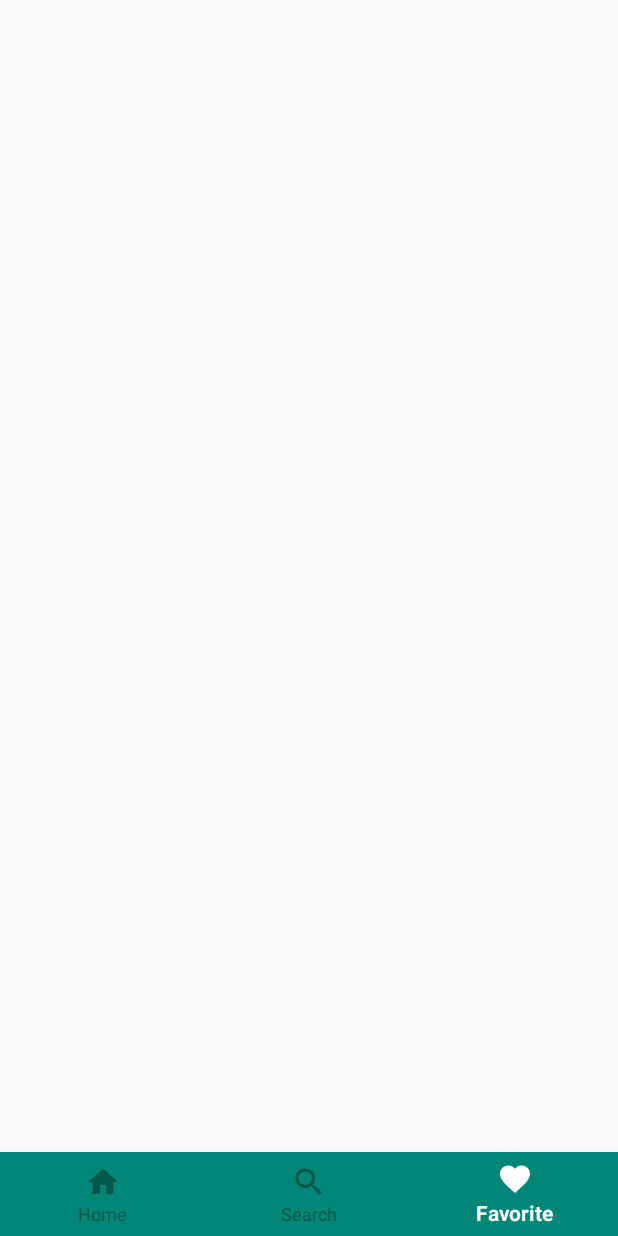
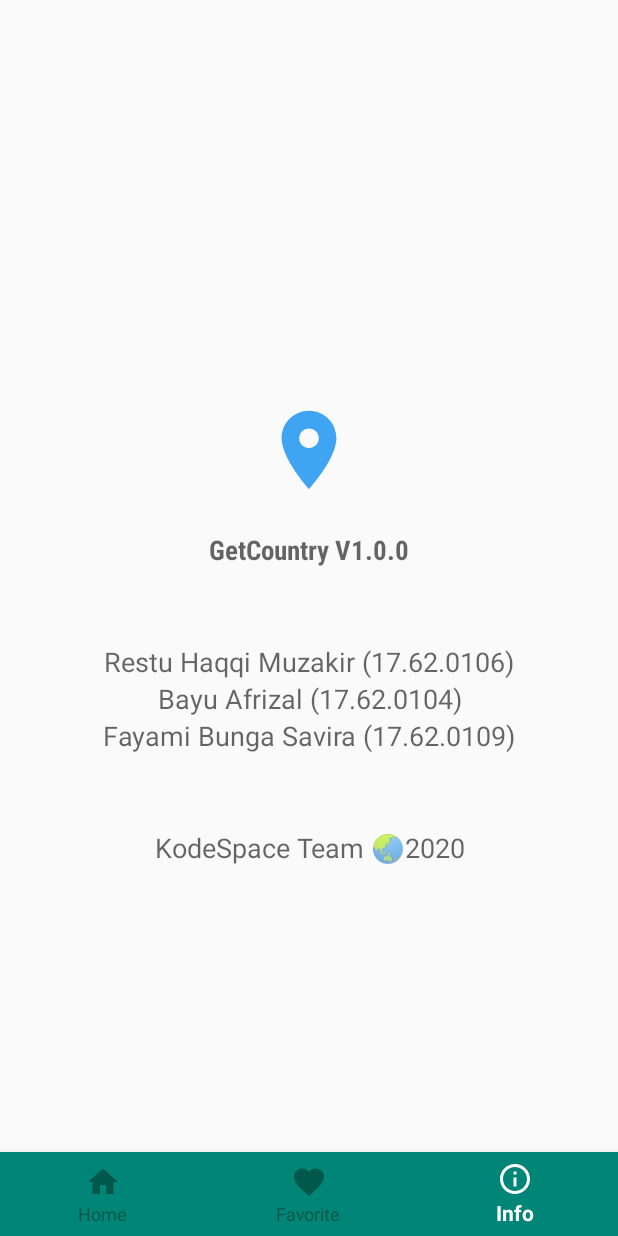
Before and after one commit to restuhaqza/getcountry, an Android app: the screen it shows after launch (MainActivity), item 3 of the bottom bar chosen, on a phone screen of 412 x 824 dp. Run offline under Robolectric (Android 15) with nearby library versions, the phone set to English and light mode, and no system bars; libraries missing offline, so code that uses them is left out: com.loopj.android, cz.msebera.android; pictures from the network do not load; 2 statements that could not run were skipped.

Commit message:
add info page

```diff
--- /dev/null
+++ b/app/src/main/java/dev/restuhaqza/country/InfoFragment.java
@@ -0,0 +1,31 @@
+package dev.restuhaqza.country;
+
+import android.content.Context;
+import android.net.Uri;
+import android.os.Bundle;
+
+import androidx.annotation.NonNull;
+import androidx.annotation.Nullable;
+import androidx.fragment.app.Fragment;
+
+import android.view.LayoutInflater;
+import android.view.View;
+import android.view.ViewGroup;
+
+
+/**
+ * A simple {@link Fragment} subclass.
+ * Activities that contain this fragment must implement the
+ * {@link InfoFragment.OnFragmentInteractionListener} interface
+ * to handle interaction events.
+ * Use the {@link InfoFragment#newInstance} factory method to
+ * create an instance of this fragment.
+ */
+public class InfoFragment extends Fragment {
+    @Nullable
+    @Override
+    public View onCreateView(@NonNull LayoutInflater inflater, @Nullable ViewGroup container, @Nullable Bundle savedInstanceState) {
+        View view = inflater.inflate(R.layout.fragment_info, container, false);
+        return view;
+    }
+}
--- a/app/src/main/java/dev/restuhaqza/country/MainActivity.java
+++ b/app/src/main/java/dev/restuhaqza/country/MainActivity.java
@@ -46,15 +46,12 @@ public class MainActivity extends AppCompatActivity implements BottomNavigationV
             case R.id.home_menu:
                 fragment = new HomeFragment();
                 break;
-//            case R.id.search_menu:
-//                fragment = new SearchFragment();
-//                break;
             case R.id.favorite_menu:
                 fragment = new FavoriteFragment();
                 break;
-//            case R.id.account_menu:
-//                fragment = new AccountFragment();
-//                break;
+            case R.id.info_menu:
+                fragment = new InfoFragment();
+                break;
         }
         return loadFragment(fragment);
     }
--- /dev/null
+++ b/app/src/main/res/drawable/ic_arrow_back.xml
@@ -0,0 +1,5 @@
+<vector android:height="24dp" android:tint="#FFFFFF"
+    android:viewportHeight="24.0" android:viewportWidth="24.0"
+    android:width="24dp" xmlns:android="http://schemas.android.com/apk/res/android">
+    <path android:fillColor="#FF000000" android:pathData="M20,11H7.83l5.59,-5.59L12,4l-8,8 8,8 1.41,-1.41L7.83,13H20v-2z"/>
+</vector>
--- /dev/null
+++ b/app/src/main/res/drawable/ic_info.xml
@@ -0,0 +1,5 @@
+<vector android:height="24dp" android:tint="#FFFFFF"
+    android:viewportHeight="24.0" android:viewportWidth="24.0"
+    android:width="24dp" xmlns:android="http://schemas.android.com/apk/res/android">
+    <path android:fillColor="#FF000000" android:pathData="M11,17h2v-6h-2v6zM12,2C6.48,2 2,6.48 2,12s4.48,10 10,10 10,-4.48 10,-10S17.52,2 12,2zM12,20c-4.41,0 -8,-3.59 -8,-8s3.59,-8 8,-8 8,3.59 8,8 -3.59,8 -8,8zM11,9h2L13,7h-2v2z"/>
+</vector>
--- /dev/null
+++ b/app/src/main/res/layout/fragment_info.xml
@@ -0,0 +1,64 @@
+<?xml version="1.0" encoding="utf-8"?>
+<RelativeLayout xmlns:android="http://schemas.android.com/apk/res/android"
+    android:layout_width="match_parent"
+    android:layout_height="match_parent"
+    android:orientation="vertical">
+    tools:context=".InfoFragment">
+    <LinearLayout
+        android:layout_width="match_parent"
+        android:layout_height="match_parent"
+        android:orientation="vertical"
+        android:layout_gravity="center"
+        android:textAlignment="center"
+        android:gravity="center"
+        >
+        <ImageView
+            android:layout_width="match_parent"
+            android:layout_height="wrap_content"
+            android:src="@drawable/maps_foreground"
+            ></ImageView>
+        <TextView
+            android:layout_width="match_parent"
+            android:layout_height="wrap_content"
+            android:layout_gravity="center"
+            android:textAlignment="center"
+            android:layout_centerInParent="true"
+            android:text="GetCountry V1.0.0"
+            android:fontFamily="sans-serif-condensed"
+            android:textStyle="bold"
+            android:textAppearance="@style/TextAppearance.AppCompat.Medium" />
+        <TextView
+            android:layout_width="match_parent"
+            android:layout_height="wrap_content"
+            android:textAlignment="center"
+            android:layout_marginTop="50dp"
+            android:layout_centerInParent="true"
+            android:text="Restu Haqqi Muzakir (17.62.0106)"
+            android:textAppearance="@style/TextAppearance.AppCompat.Medium" />
+        <TextView
+            android:layout_width="match_parent"
+            android:layout_height="wrap_content"
+            android:textAlignment="center"
+            android:layout_centerInParent="true"
+            android:text="Bayu Afrizal (17.62.0104)"
+            android:textAppearance="@style/TextAppearance.AppCompat.Medium" />
+        <TextView
+            android:layout_width="match_parent"
+            android:layout_height="wrap_content"
+            android:textAlignment="center"
+            android:layout_centerInParent="true"
+            android:text="Fayami Bunga Savira (17.62.0109)"
+            android:textAppearance="@style/TextAppearance.AppCompat.Medium" />
+
+        <TextView
+            android:layout_width="match_parent"
+            android:layout_height="wrap_content"
+            android:textAlignment="center"
+            android:layout_centerInParent="true"
+            android:layout_marginTop="50dp"
+            android:text="KodeSpace Team 🌏2020"
+            android:textAppearance="@style/TextAppearance.AppCompat.Medium" />
+    </LinearLayout>
+
+
+</RelativeLayout>
--- a/app/src/main/res/menu/bottomnavigation_menu.xml
+++ b/app/src/main/res/menu/bottomnavigation_menu.xml
@@ -7,14 +7,16 @@
         android:title="@string/home"
         android:icon="@drawable/ic_home"/>
 
-    <item
-        android:id="@+id/search_menu"
-        android:title="@string/search"
-        android:icon="@drawable/ic_search"/>
 
     <item
         android:id="@+id/favorite_menu"
         android:title="@string/favorite"
         android:icon="@drawable/ic_favorite"/>
 
+    <item
+        android:id="@+id/info_menu"
+        android:title="@string/info"
+        android:icon="@drawable/ic_info"
+        />
+
 </menu>
--- a/app/src/main/res/values/strings.xml
+++ b/app/src/main/res/values/strings.xml
@@ -3,9 +3,8 @@
 
     // TODO: 10/01/20
     <string name="home">Home</string>
-    <string name="search">Search</string>
+    <string name="info">Info</string>
     <string name="favorite">Favorite</string>
-    <string name="account">Account</string>
 
     <!-- TODO: Remove or change this placeholder text -->
     <string name="hello_blank_fragment">Hello blank fragment</string>
```
Also changed, not shown: app/src/main/java/dev/restuhaqza/country/DetailActivity.java (+9 -0 lines), app/src/main/res/drawable/shape.xml (added, +14 -0 lines), app/src/main/res/layout/activity_detail.xml (+29 -2 lines), app/src/main/res/layout/fragment_search.xml (deleted, +0 -15 lines).
